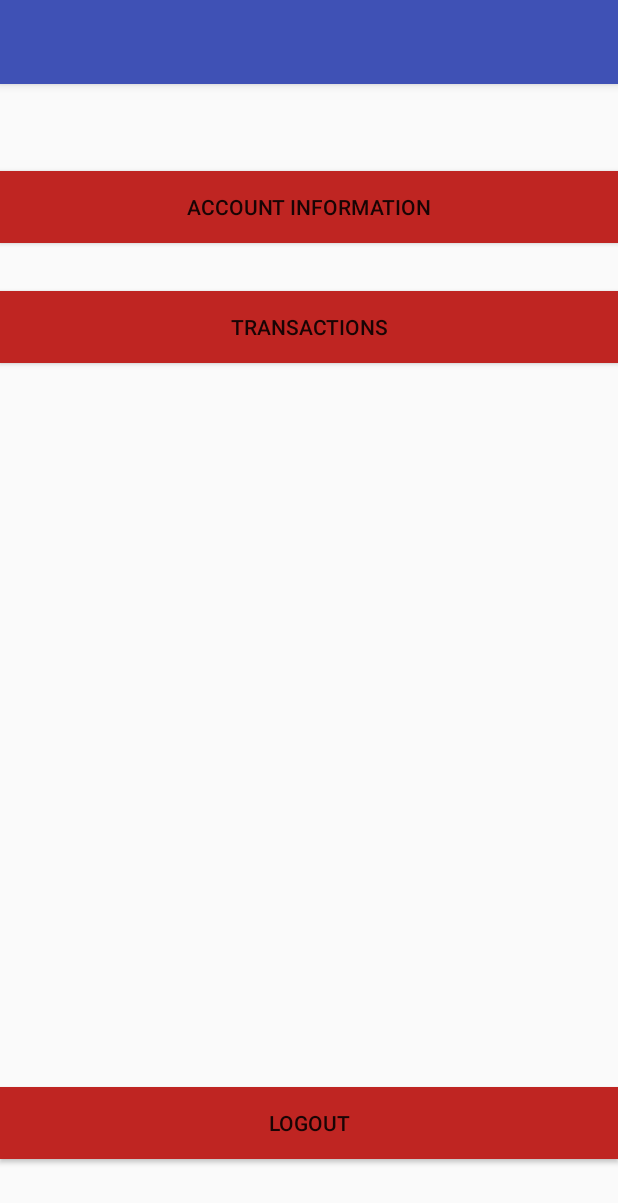
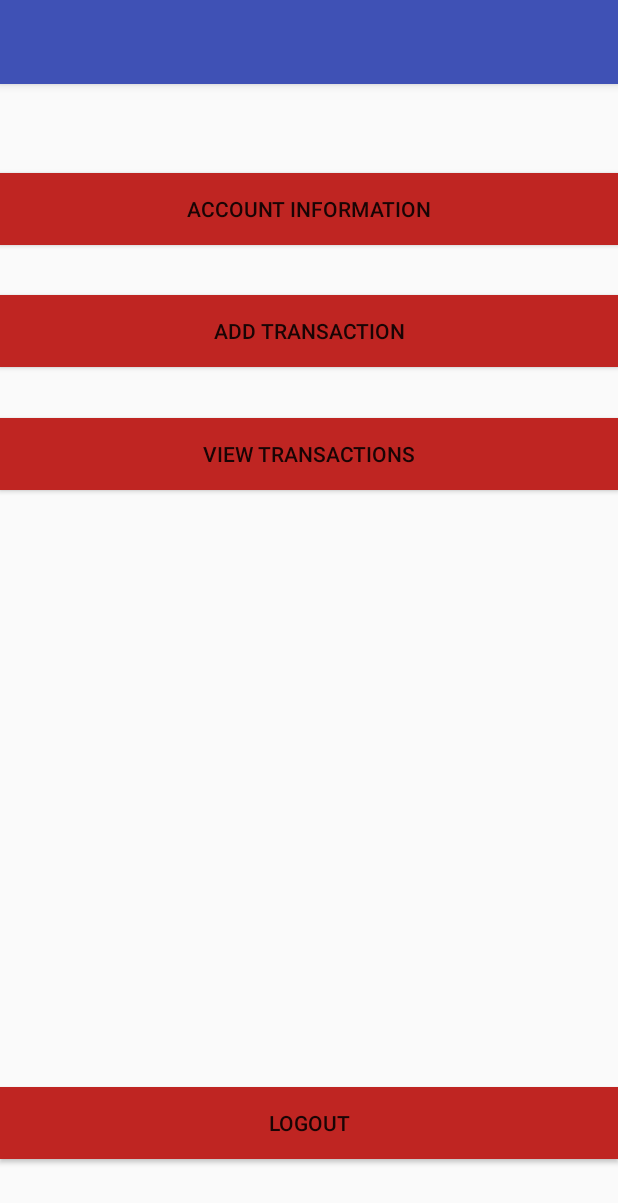
Before and after one commit to azamean/Bank, an Android app: the MainMenu screen opened directly, with no data from a screen before it, on a phone screen of 412 x 824 dp. Shown: the top 1203 px of the screen. Run offline under Robolectric (Android 15) with nearby library versions, the phone set to English and light mode, and no system bars.

Commit message:
Added new activity "Add Transaction"

```diff
--- a/BankingApp/app/src/main/AndroidManifest.xml
+++ b/BankingApp/app/src/main/AndroidManifest.xml
@@ -27,7 +27,8 @@
         <activity android:name=".newUser" />
         <activity android:name=".Login" />
         <activity android:name=".MainMenu" />
-        <activity android:name=".AccountInformation"></activity>
+        <activity android:name=".AccountInformation" />
+        <activity android:name=".AddTransaction"></activity>
     </application>
 
 </manifest>
--- a/BankingApp/app/src/main/java/marcusobyrne/bankingapp/MainMenu.java
+++ b/BankingApp/app/src/main/java/marcusobyrne/bankingapp/MainMenu.java
@@ -30,6 +30,12 @@ public class MainMenu extends AppCompatActivity {
         startActivity(logout);
     }
 
+    public void addTransaction(View view){
+        Intent addTransaction = new Intent(this, AddTransaction.class);
+        startActivity(addTransaction);
+
+    }
+
 
 
 }
--- a/BankingApp/app/src/main/res/layout/activity_main_menu.xml
+++ b/BankingApp/app/src/main/res/layout/activity_main_menu.xml
@@ -22,20 +22,34 @@
         android:id="@+id/button"
         android:layout_width="match_parent"
         android:layout_height="wrap_content"
-        android:layout_alignParentTop="true"
-        android:layout_centerHorizontal="true"
-        android:layout_marginTop="58dp"
+        android:layout_marginTop="59dp"
         android:background="#bf2522"
         android:onClick="viewAccount"
-        android:text="Account Information" />
+        android:text="Account Information"
+        android:layout_alignParentTop="true"
+        android:layout_alignParentLeft="true"
+        android:layout_alignParentStart="true" />
 
     <Button
         android:id="@+id/button3"
         android:layout_width="match_parent"
         android:layout_height="wrap_content"
-        android:layout_marginTop="32dp"
+        android:layout_marginTop="33dp"
         android:background="#bf2522"
-        android:text="Transactions"
+        android:onClick="addTransaction"
+        android:text="Add Transaction"
         android:layout_below="@+id/button"
-        android:layout_centerHorizontal="true" />
+        android:layout_alignParentLeft="true"
+        android:layout_alignParentStart="true" />
+
+    <Button
+        android:id="@+id/button4"
+        android:layout_width="match_parent"
+        android:layout_height="wrap_content"
+        android:layout_below="@+id/button3"
+        android:layout_centerHorizontal="true"
+        android:layout_marginTop="34dp"
+        android:background="#bf2522"
+        android:onClick="viewTransactions"
+        android:text="View Transactions" />
 </android.widget.RelativeLayout>
```
Also changed, not shown: BankingApp/app/src/main/java/marcusobyrne/bankingapp/AddTransaction.java (added, +25 -0 lines), BankingApp/app/src/main/res/layout/activity_add_transaction.xml (added, +70 -0 lines).
